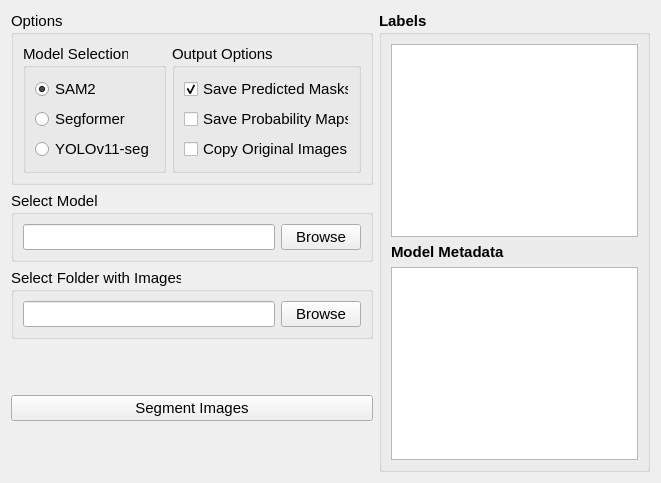
The window that src/GRIME_AI/dialogs/ML_image_processing/segment_images_tab.ui (JohnStranzl/GRIME-AI) describes before a commit, drawn with Qt 5.
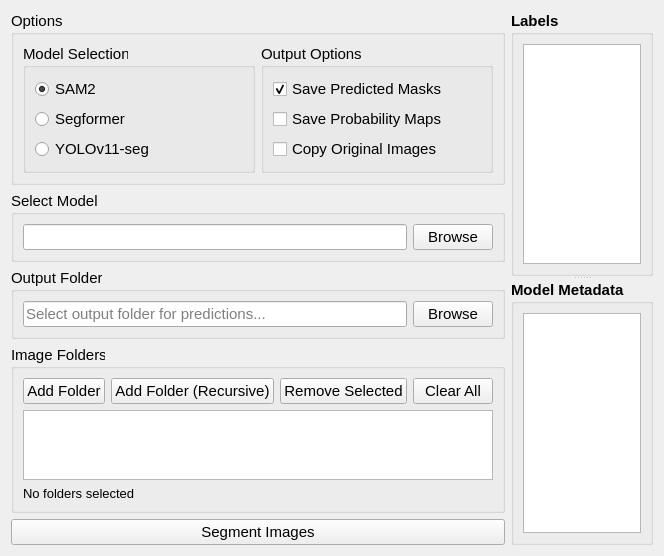
The same window after the commit.

Commit message: Added ability to segment multiple folders of images 1. Added ability to segment multiple folders of images 2. Fix memory leaks during training and inference.

Diff of the .ui file:
```diff
--- a/src/GRIME_AI/dialogs/ML_image_processing/segment_images_tab.ui
+++ b/src/GRIME_AI/dialogs/ML_image_processing/segment_images_tab.ui
@@ -206,7 +206,7 @@
       </widget>
      </item>
      <item>
-      <widget class="QGroupBox" name="groupBox_Select_Images_Folder">
+      <widget class="QGroupBox" name="groupBox_Output_Folder">
        <property name="font">
         <font>
          <family>Arial</family>
@@ -214,9 +214,9 @@
         </font>
        </property>
        <property name="title">
-        <string>Select Folder with Images</string>
+        <string>Output Folder</string>
        </property>
-       <layout class="QHBoxLayout" name="horizontalLayoutSelectImagesFolder">
+       <layout class="QHBoxLayout" name="horizontalLayoutOutputFolder">
         <item>
          <widget class="QLineEdit" name="lineEdit_segmentation_images_folder">
           <property name="font">
@@ -226,7 +226,10 @@
            </font>
           </property>
           <property name="toolTip">
-           <string>You must select a folder containing the images that you want to segment.</string>
+           <string>Select the folder where segmentation predictions will be saved.</string>
+          </property>
+          <property name="placeholderText">
+           <string>Select output folder for predictions...</string>
           </property>
          </widget>
         </item>
@@ -246,6 +249,106 @@
        </layout>
       </widget>
      </item>
+     <item>
+      <widget class="QGroupBox" name="groupBox_Select_Images_Folder">
+       <property name="font">
+        <font>
+         <family>Arial</family>
+         <pointsize>11</pointsize>
+        </font>
+       </property>
+       <property name="title">
+        <string>Image Folders</string>
+       </property>
+       <layout class="QVBoxLayout" name="verticalLayoutImageFolders">
+        <item>
+         <layout class="QHBoxLayout" name="horizontalLayoutFolderButtons">
+          <item>
+           <widget class="QPushButton" name="pushButton_Add_Folder">
+            <property name="font">
+             <font>
+              <family>Arial</family>
+              <pointsize>11</pointsize>
+             </font>
+            </property>
+            <property name="text">
+             <string>Add Folder</string>
+            </property>
+           </widget>
+          </item>
+          <item>
+           <widget class="QPushButton" name="pushButton_Add_Folder_Recursive">
+            <property name="font">
+             <font>
+              <family>Arial</family>
+              <pointsize>11</pointsize>
+             </font>
+            </property>
+            <property name="text">
+             <string>Add Folder (Recursive)</string>
+            </property>
+           </widget>
+          </item>
+          <item>
+           <widget class="QPushButton" name="pushButton_Remove_Folder">
+            <property name="font">
+             <font>
+              <family>Arial</family>
+              <pointsize>11</pointsize>
+             </font>
+            </property>
+            <property name="text">
+             <string>Remove Selected</string>
+            </property>
+           </widget>
+          </item>
+          <item>
+           <widget class="QPushButton" name="pushButton_Clear_Folders">
+            <property name="font">
+             <font>
+              <family>Arial</family>
+              <pointsize>11</pointsize>
+             </font>
+            </property>
+            <property name="text">
+             <string>Clear All</string>
+            </property>
+           </widget>
+          </item>
+         </layout>
+        </item>
+        <item>
+         <widget class="QListWidget" name="listWidget_image_folders">
+          <property name="font">
+           <font>
+            <family>Arial</family>
+            <pointsize>11</pointsize>
+           </font>
+          </property>
+          <property name="toolTip">
+           <string>Add one or more folders containing images to segment. Use "Add Folder" for a flat folder or "Add Folder (Recursive)" to include all subfolders.</string>
+          </property>
+          <property name="selectionMode">
+           <enum>QAbstractItemView::SingleSelection</enum>
+          </property>
+         </widget>
+        </item>
+        <item>
+         <widget class="QLabel" name="label_folder_image_count">
+          <property name="font">
+           <font>
+            <family>Arial</family>
+            <pointsize>10</pointsize>
+           </font>
+          </property>
+          <property name="text">
+           <string>No folders selected</string>
+          </property>
+         </widget>
+        </item>
+       </layout>
+      </widget>
+     </item>
      <item>
       <layout class="QHBoxLayout" name="horizontalLayoutSegmentButton">
        <item>
@@ -316,6 +419,10 @@
     </layout>
    </item>
    <item>
+    <widget class="QSplitter" name="splitter_right_panel">
+     <property name="orientation">
+      <enum>Qt::Vertical</enum>
+     </property>
     <widget class="QGroupBox" name="groupBox_labels">
      <property name="font">
       <font>
@@ -334,7 +441,7 @@
         <property name="sizePolicy">
          <sizepolicy hsizetype="Expanding" vsizetype="Expanding">
           <horstretch>0</horstretch>
-          <verstretch>0</verstretch>
+           <verstretch>1</verstretch>
          </sizepolicy>
         </property>
         <property name="font">
@@ -350,8 +457,9 @@
         </property>
        </widget>
       </item>
-      <item>
-       <widget class="QLabel" name="label_modelMetadata">
+      </layout>
+     </widget>
+     <widget class="QGroupBox" name="groupBox_modelMetadata">
         <property name="font">
          <font>
           <family>Arial</family>
@@ -360,17 +468,16 @@
           <bold>true</bold>
          </font>
         </property>
-        <property name="text">
+      <property name="title">
          <string>Model Metadata</string>
         </property>
-       </widget>
-      </item>
+      <layout class="QVBoxLayout" name="verticalLayout_modelMetadata">
       <item>
        <widget class="QListWidget" name="listWidget_modelMetadata">
         <property name="sizePolicy">
          <sizepolicy hsizetype="Expanding" vsizetype="Expanding">
           <horstretch>0</horstretch>
-          <verstretch>0</verstretch>
+           <verstretch>1</verstretch>
          </sizepolicy>
         </property>
         <property name="font">
@@ -390,6 +497,7 @@
        </widget>
       </item>
      </layout>
+     </widget>
     </widget>
    </item>
   </layout>
```
Left out of the diff: 4 changed lines with no effect on the pictures. Lines whose indentation alone changed are shown as unchanged. The commit also changes 6 other files.
